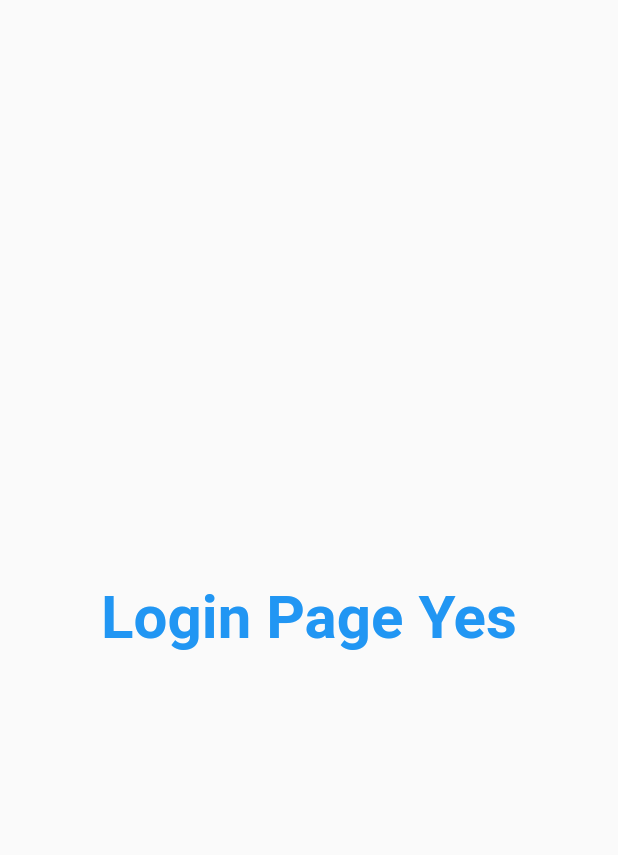
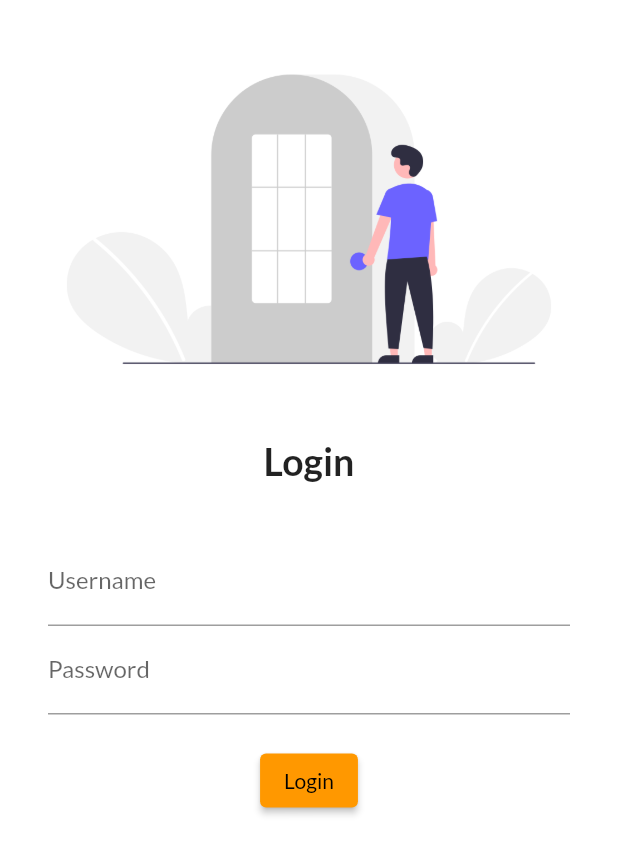
Before and after one commit to ShavB/flutterProjectOne, a Flutter app: the screen it shows after launch, on a phone screen of 412 x 824 dp. Shown: the top 855 px of the screen. Run offline on Flutter 3.47's test engine with Material 2 defaults, Android fonts, the phone set to English and light mode, and no system bars; our stand-ins replace google_fonts.

Commit message:
day4 Completed

```diff
--- a/lib/main.dart
+++ b/lib/main.dart
@@ -1,6 +1,7 @@
 import 'package:flutter/material.dart';
 import 'package:flutter_me/pages/home_page.dart';
 import 'package:flutter_me/pages/login_page.dart';
+import 'package:google_fonts/google_fonts.dart';
 
 void main() => runApp(MyApp());
 
@@ -9,9 +10,18 @@ class MyApp extends StatelessWidget {
   @override
   Widget build(BuildContext context) {
     return MaterialApp(
+
+      //<---Theme Section--->
+
       //home: HomePage(),
       // themeMode: ThemeMode.dark,
-      theme: ThemeData(primarySwatch: Colors.orange),
+      theme: ThemeData(primarySwatch: Colors.orange,
+      fontFamily: GoogleFonts.lato().fontFamily,
+      primaryTextTheme: GoogleFonts.latoTextTheme(),
+      ),
+
+      //<---Route Section--->
+
       initialRoute: "/",
       routes: {
         "/home": (context)=> HomePage(),
--- a/lib/pages/login_page.dart
+++ b/lib/pages/login_page.dart
@@ -6,12 +6,58 @@ class LoginPage extends StatelessWidget {
   @override
   Widget build(BuildContext context) {
     return Material(
-      child: Center(
-        child: Text("Login Page Yes",
-            style: TextStyle(
-                fontSize: 40, color: Colors.blue, fontWeight: FontWeight.bold)
+      color: Colors.white,
+      child: Column(
+        children: [
+          SizedBox(
+            height: 20.0,
+            width: 20.0,
+          ),
+          Image.asset(
+            "assets/images/loginImage.png",
+            fit: BoxFit.cover,
+          ),
+          SizedBox(
+            height: 20.0,
+            width: 20.0,
+          ),
+          Text(
+            "Login",
+            style: TextStyle(fontSize: 25, fontWeight: FontWeight.bold),
+          ),
+          SizedBox(
+            height: 20.0,
+            width: 20.0,
+          ),
+          Padding(
+            padding:
+                const EdgeInsets.symmetric(vertical: 16.0, horizontal: 32.0),
+            child: Column(
+              children: [
+                TextFormField(
+                  decoration: InputDecoration(
+                      hintText: "Enter Username", labelText: "Username"),
                 ),
-
+                TextFormField(
+                  obscureText: true,
+                  decoration: InputDecoration(
+                    hintText: "Enter Password",
+                    labelText: "Password",
+                  ),
+                ),
+                SizedBox(
+                  height: 20.0,
+                  width: 20.0,
+                ),
+                ElevatedButton(
+                  style: TextButton.styleFrom(),
+                  onPressed: () {print("Text");},
+                  child: Text("Login"),
+                )
+              ],
+            ),
+          )
+        ],
       ),
     );
   }
--- a/pubspec.yaml
+++ b/pubspec.yaml
@@ -28,6 +28,7 @@ dependencies:
   # The following adds the Cupertino Icons font to your application.
   # Use with the CupertinoIcons class for iOS style icons.
   cupertino_icons: ^1.0.2
+  google_fonts: ^2.1.0
 
 dev_dependencies:
   flutter_test:
@@ -45,8 +46,8 @@ flutter:
   uses-material-design: true
 
   # To add assets to your application, add an assets section, like this:
-  # assets:
-  #   - images/a_dot_burr.jpeg
+  assets:
+    - assets/images/
   #   - images/a_dot_ham.jpeg
 
   # An image asset can refer to one or more resolution-specific "variants", see
```
Also changed, not shown: assets/images/loginImage.png (added), pubspec.lock.
